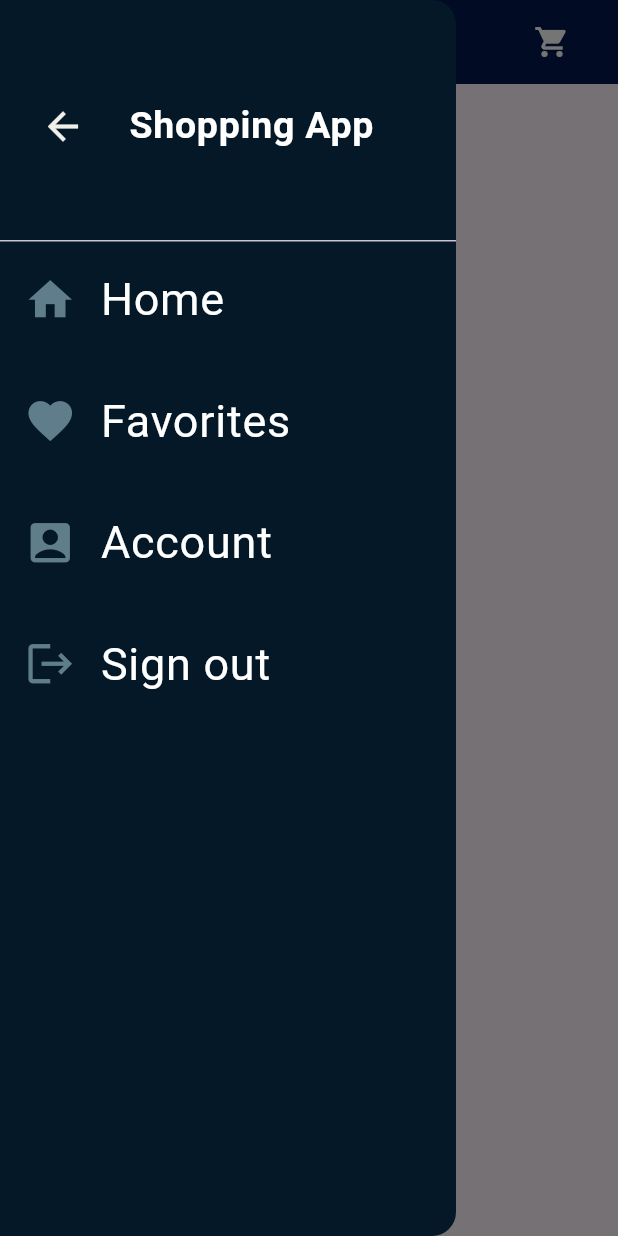
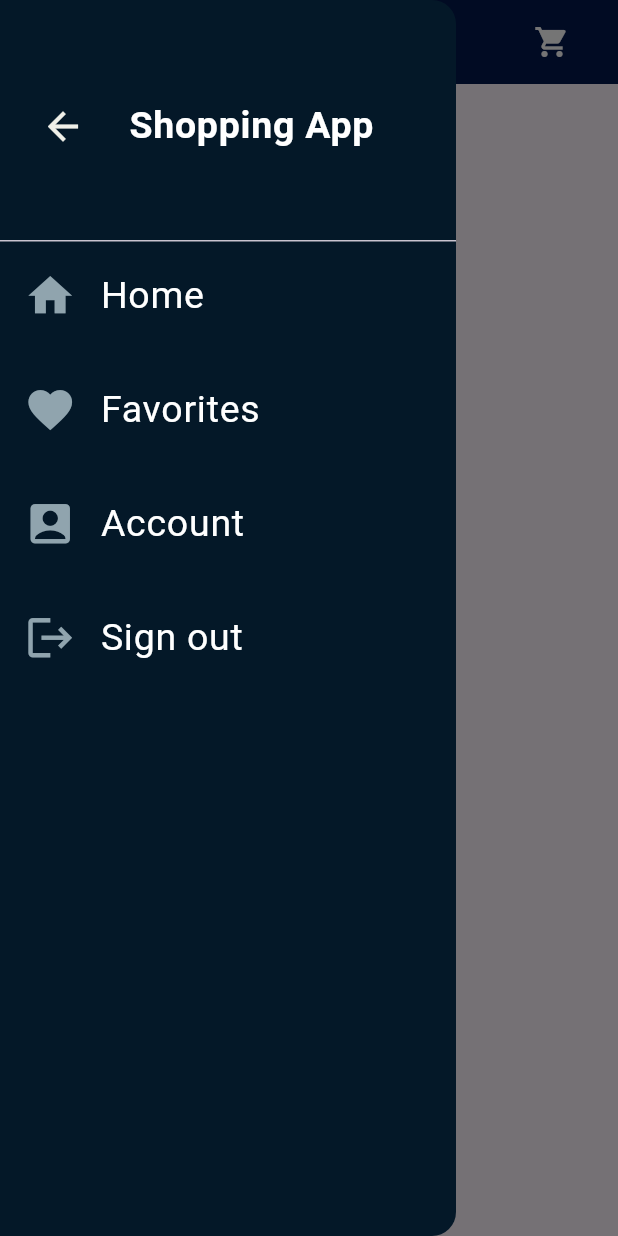
Before and after one commit to KarimTamer74/shopping_app, a Flutter app: the ShoppingView screen opened by its route, with the side drawer open, on a phone screen of 412 x 824 dp. Run offline on Flutter 3.47's test engine with Material 3 defaults, Android fonts, the phone set to English and light mode, and no system bars; our stand-ins replace cloud_firestore, firebase_auth, firebase_core, flutter_bloc, modal_progress_hud_nsn; accounts and stored records are empty; Roboto replaces fonts that are missing (Playfair_Display).

```diff
--- a/lib/widgets/custom_card-widget.dart
+++ b/lib/widgets/custom_card-widget.dart
@@ -71,6 +71,7 @@ class _CustomCardState extends State<CustomCard> {
                               color: const Color.fromARGB(231, 0, 0, 0)),
                         ),
                         IconButton(
+                            tooltip: 'add to favorites',
                             onPressed: () {
                               int id = widget.product.id;
                               // Navigator.pushNamed(context, 'favorites',
--- a/lib/widgets/list_tile_widget.dart
+++ b/lib/widgets/list_tile_widget.dart
@@ -10,13 +10,13 @@ class ListTileWidget extends StatelessWidget {
         leading: Icon(
           icon,
           size: 35,
-          color: Colors.blueGrey,
+          color: Colors.blueGrey.shade300,
         ),
         title: Text(
           '$text',
           style: TextStyle(
             color: Colors.white,
-            fontSize: 30,
+            fontSize: 25,
           ),
         ));
   }
--- a/pubspec.yaml
+++ b/pubspec.yaml
@@ -35,6 +35,7 @@ dependencies:
   flutter:
     sdk: flutter
   flutter_bloc: ^8.1.5
+  flutter_screenutil: ^5.9.0
   modal_progress_hud_nsn: ^0.5.0
 dev_dependencies:
   flutter_lints: ^2.0.0
```
Also changed, not shown: pubspec.lock.
